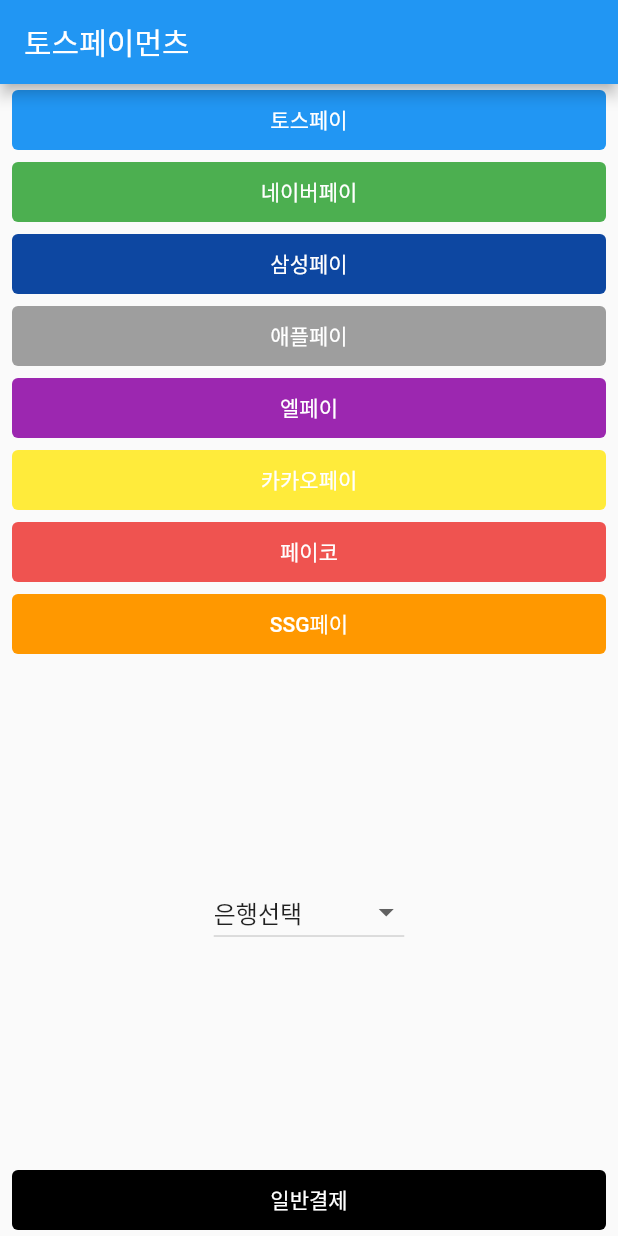
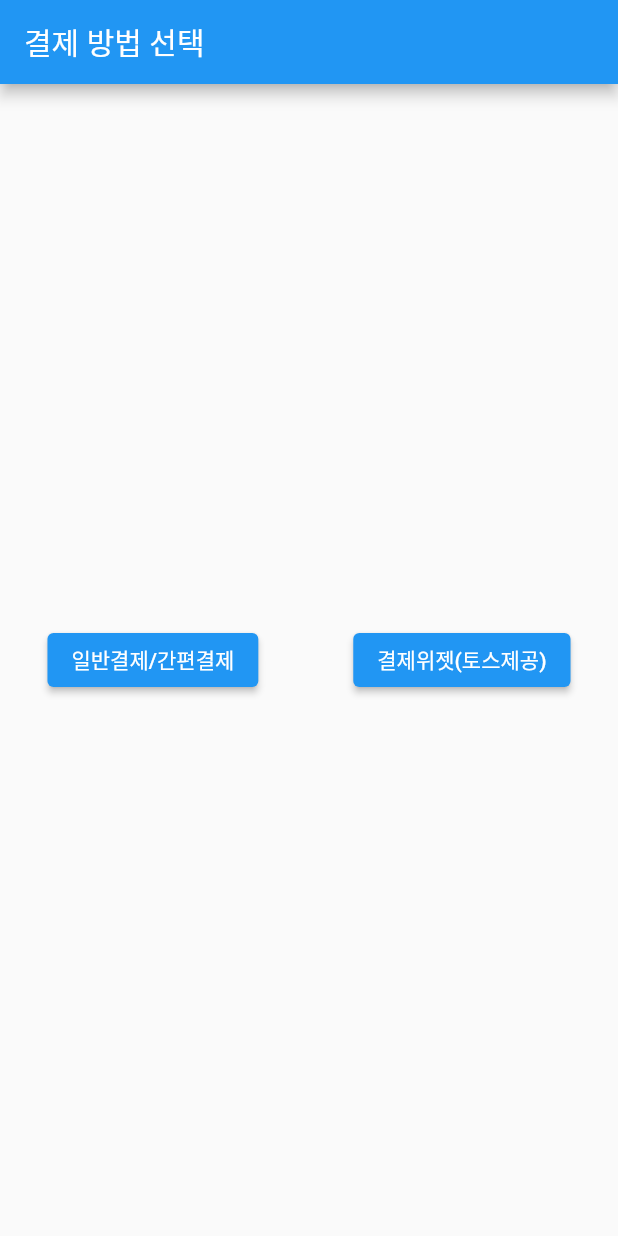
Before and after one commit to perter-parker/flutter_payments, a Flutter app: the screen it shows after launch, on a phone screen of 412 x 824 dp. Run offline on Flutter 3.47's test engine with Material 2 defaults, Android fonts, the phone set to English and light mode, and no system bars; missing offline and left inert: iamport_flutter, tosspayments_webview_flutter.

Commit message:
토스 제공 결제 위젯 추가

```diff
--- /dev/null
+++ b/lib/home.dart
@@ -0,0 +1,65 @@
+import 'package:flutter/material.dart';
+import 'package:flutter_payments/tosspayments/toss_payments.dart';
+import 'package:flutter_payments/tosspayments_sdk/model/paymentData.dart';
+import 'package:flutter_payments/tosspayments_sdk/tosspayments_widget.dart';
+
+class HomeScreen extends StatefulWidget {
+  const HomeScreen({super.key});
+
+  @override
+  State<HomeScreen> createState() => _HomeScreenState();
+}
+
+class _HomeScreenState extends State<HomeScreen> {
+  @override
+  Widget build(BuildContext context) {
+    return Scaffold(
+      appBar: AppBar(title: const Text('결제 방법 선택')),
+      body: SafeArea(
+        child: Column(
+          mainAxisAlignment: MainAxisAlignment.center,
+          mainAxisSize: MainAxisSize.max,
+          children: [
+            Row(
+              mainAxisAlignment: MainAxisAlignment.spaceAround,
+              mainAxisSize: MainAxisSize.max,
+              children: [
+                ElevatedButton(
+                  onPressed: () {
+                    Navigator.push(context, MaterialPageRoute(builder: (context) => const TosspaymentsScreen()));
+                  },
+                  child: const Text('일반결제/간편결제'),
+                ),
+                ElevatedButton(
+                  onPressed: () {
+                    Navigator.push(
+                      context,
+                      MaterialPageRoute(
+                        builder: (context) => TossPaymentsWidget(
+                          clientKey: 'test_ck_BE92LAa5PVbzmkqd0LZV7YmpXyJj',
+                          data: PaymentData(
+                            paymentMethod: '카드',
+                            orderId: 'tosspayments-202303210239',
+                            orderName: 'toss t-shirt',
+                            amount: 50000,
+                            customerName: '김토스',
+                            customerEmail: 'toss@toss-payments.co.kr',
+                            flowMode: 'DIRECT',
+                            easyPay: "토스페이",
+                          ),
+                          fail: null,
+                          success: null,
+                        ),
+                      ),
+                    );
+                  },
+                  child: const Text('결제위젯(토스제공)'),
+                ),
+              ],
+            ),
+          ],
+        ),
+      ),
+    );
+  }
+}
--- a/lib/main.dart
+++ b/lib/main.dart
@@ -1,7 +1,6 @@
 import 'package:flutter/material.dart';
 import 'package:flutter/services.dart';
-import 'package:flutter_payments/iamport/screens/home.dart';
-import 'package:flutter_payments/tosspayments/toss_payments.dart';
+import 'package:flutter_payments/home.dart';
 import 'iamport/screens/certification.dart';
 import 'iamport/screens/certification_result.dart';
 import 'iamport/screens/certification_test.dart';
@@ -39,7 +38,7 @@
       ),
       initialRoute: '/',
       routes: {
-        '/': (context) => const TosspaymentsScreen(),
+        '/': (context) => const HomeScreen(),
         '/payment-test': (context) => const PaymentTest(),
         '/payment': (context) => const Payment(),
         '/payment-result': (context) => const PaymentResult(),
```
Also changed, not shown: lib/tosspayments_sdk/tosspayments_widget.dart (added, +75 -0 lines), lib/tosspayments_sdk/widget/payment_widget_webview.dart (added, +122 -0 lines).
